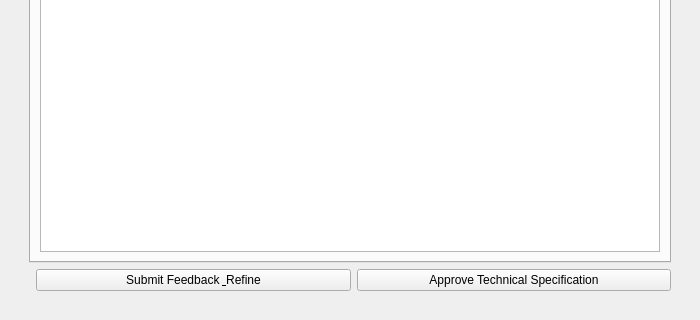
This is gui/tech_spec_page.ui in mariolewis/asdf_factory as Qt 5 draws it before an edit; both pictures show x 0 to 700 and y 180 to 500 of the 700 by 500 pixel window. The edited form follows.
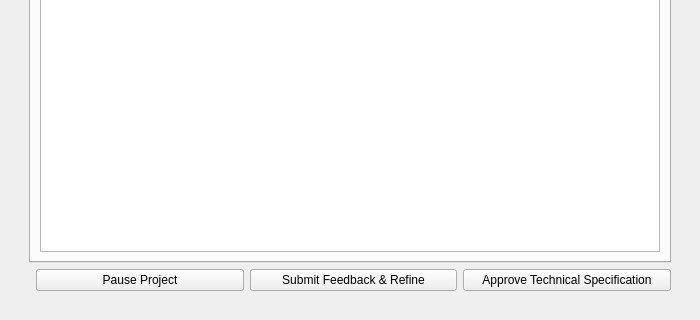
This is the edited form. The open tabs and pages were chosen to show the change.

Commit message:
feat: Implement Retry/Pause workflow for spec pages
Adds a state-based 'Retry' button to the UX/UI and Technical Spec pages, which appears on AI task failure. A 'Pause Project' button becomes visible after a second consecutive failure, allowing the user to save state and resume later. Replaces brittle signal handling with a more robust state machine pattern in the page controllers.

Patch:
```diff
--- a/gui/tech_spec_page.ui
+++ b/gui/tech_spec_page.ui
@@ -239,10 +239,17 @@
            </property>
           </spacer>
          </item>
+        <item>
+        <widget class="QPushButton" name="pauseProjectButton">
+        <property name="text">
+            <string>Pause Project</string>
+        </property>
+        </widget>
+        </item>
          <item>
           <widget class="QPushButton" name="refineButton">
            <property name="text">
-            <string>Submit Feedback &amp; Refine</string>
+            <string>Submit Feedback &amp;&amp; Refine</string>
            </property>
           </widget>
          </item>
```
Lines whose indentation alone changed are shown as unchanged. The commit also changes 5 other files.
